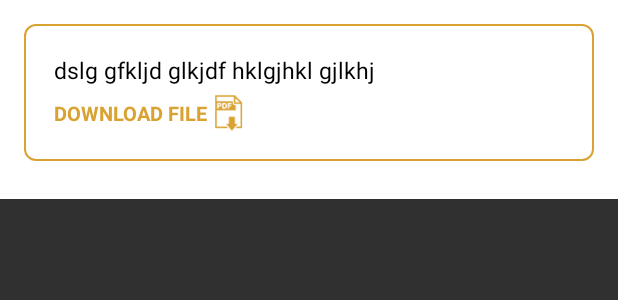
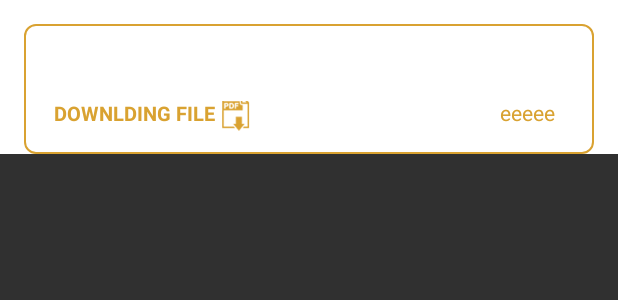
Before and after one commit to bhavandeepsingh/highcourt_android, an Android app: the layout adapter_notification.xml on its own in the app's theme, with its tools: preview values and no code run, on a phone screen of 412 x 824 dp. Shown: the top 300 px of the screen. Run offline under Robolectric (Android 15) with nearby library versions, the phone set to English and light mode, and no system bars.

Commit message:
Set TIme button position

```diff
--- a/app/src/main/res/layout/adapter_notification.xml
+++ b/app/src/main/res/layout/adapter_notification.xml
@@ -37,21 +37,30 @@
                 android:background="@drawable/border_subscription"
                 android:orientation="vertical">
 
+
+
+
                 <TextView
                     android:layout_width="match_parent"
                     android:layout_height="wrap_content"
                     android:id="@+id/notification_description"
-                    android:text="dslg gfkljd glkjdf hklgjhkl gjlkhj"
+                    android:text=""
                     android:padding="10dp"
                     android:textColor="@color/clr_textcolor_dark"
                     android:textIsSelectable="true"
                     android:textSize="@dimen/dim_textsize"
                     android:textStyle="normal" />
 
+
+                <RelativeLayout
+                    android:layout_width="match_parent"
+                    android:layout_height="wrap_content">
+
+
                     <LinearLayout
                         android:layout_width="wrap_content"
                         android:layout_height="wrap_content"
-                    android:layout_marginBottom="8dp"
+                        android:layout_marginBottom="0dp"
                         android:id="@+id/download_file"
                         android:layout_marginLeft="10dp"
                         android:layout_marginTop="-6dp"
@@ -61,7 +70,7 @@
                             android:layout_width="wrap_content"
                             android:layout_height="wrap_content"
                             android:layout_gravity="center_vertical"
-                        android:text="download file"
+                            android:text="downlding file"
                             android:textAllCaps="true"
                             android:textSize="13sp"
                             android:textColor="@color/colorPrimary"
@@ -76,21 +85,14 @@
 
                     </LinearLayout>
 
-            </LinearLayout>
-
-
-
-
-        <RelativeLayout
-            android:layout_width="match_parent"
-            android:layout_height="wrap_content">
 
                     <TextView
                         android:layout_width="wrap_content"
                         android:layout_height="wrap_content"
                         android:layout_alignParentRight="true"
-                android:layout_centerVertical="true"
+                       android:layout_alignParentTop="true"
                         android:layout_marginBottom="8dp"
+                        android:text="eeeee"
                         android:layout_marginLeft="@dimen/spacing_normal"
                         android:layout_marginRight="@dimen/spacing_normal"
                         android:layout_marginTop="-2dp"
@@ -101,6 +103,14 @@
 
                 </RelativeLayout>
 
+
+
+            </LinearLayout>
+
+
+
+
+
         </LinearLayout>
 
     </LinearLayout>
```
Lines whose indentation alone changed are shown as unchanged.
